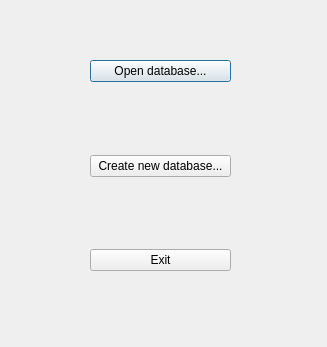
Qt form Passer/initdialog.ui (gwentenjoyer/Passer) before a commit.
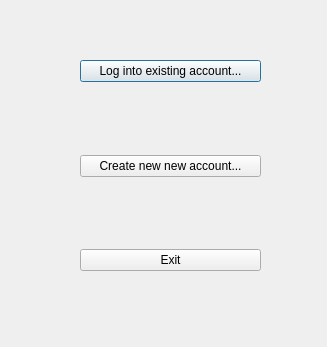
The same form after that commit.

```diff
--- a/Passer/initdialog.ui
+++ b/Passer/initdialog.ui
@@ -16,9 +16,9 @@
   <widget class="QWidget" name="layoutWidget">
    <property name="geometry">
     <rect>
-     <x>90</x>
+     <x>80</x>
      <y>60</y>
-     <width>141</width>
+     <width>181</width>
      <height>211</height>
     </rect>
    </property>
@@ -26,7 +26,7 @@
     <item>
      <widget class="QPushButton" name="pbOpen">
       <property name="text">
-       <string>Open database...</string>
+       <string>Log into existing account...</string>
       </property>
      </widget>
     </item>
@@ -46,7 +46,7 @@
     <item>
      <widget class="QPushButton" name="pbCreate">
       <property name="text">
-       <string>Create new database...</string>
+       <string>Create new new account...</string>
       </property>
      </widget>
     </item>
```
